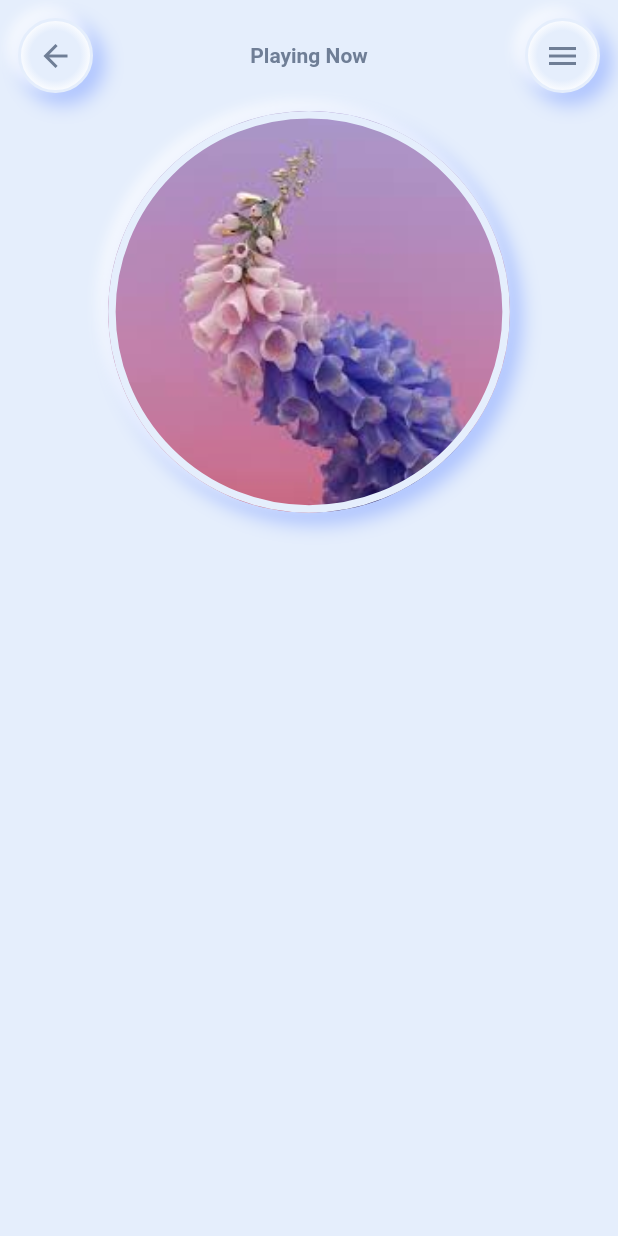
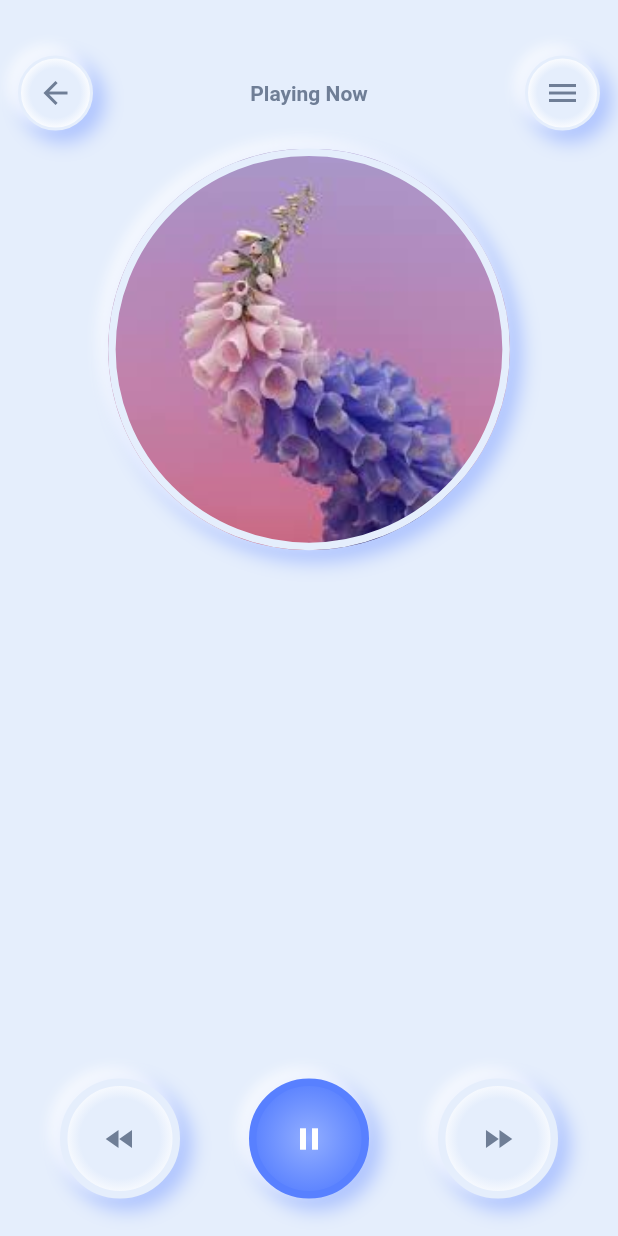
Before and after one commit to muhammadasif146/risemusicapp, a Flutter app: the MusicPlayer screen opened directly, on a phone screen of 412 x 824 dp. Run offline on Flutter 3.47's test engine with Material 2 defaults, Android fonts, the phone set to English and light mode, and no system bars; our stand-ins replace flutter_swiper.

Commit message:
changes in media player

```diff
--- a/lib/Screen/Musicplayer/MusicPlayer.dart
+++ b/lib/Screen/Musicplayer/MusicPlayer.dart
@@ -1,5 +1,6 @@
 import 'package:flutter/material.dart';
-import 'package:risemusic/utils/CustomWidgetbutton/customwidgetbtn.dart';
+import 'package:risemusic/utils/CustomWidget/customwidgetbtn.dart';
+
 import 'package:risemusic/utils/coreofcolor/corecolors.dart';
 
 class MusicPlayer extends StatelessWidget {
@@ -13,6 +14,7 @@ class MusicPlayer extends StatelessWidget {
         children: <Widget>[
          Column(
            children: [
+             SizedBox(height: 25,),
              Padding(
                padding: const EdgeInsets.all(12),
                child: Row(
@@ -57,9 +59,47 @@ class MusicPlayer extends StatelessWidget {
                },
 
              ),
-             Row(
-
-             )
+             Expanded(child: SizedBox()),
+             Padding(
+               padding: const EdgeInsets.symmetric(horizontal: 40),
+               child: Row(
+                 mainAxisAlignment: MainAxisAlignment.spaceBetween,
+                   children: [
+                     CustomButtonWidget(
+                       size: 80,
+                       boederWidth: 5,
+                       onTap: (){
+                         // Navigator.of(context).pop();
+                       },
+                       child: Icon(Icons.fast_rewind,
+                         color: AppColors.styleColor,
+                       ),
+                     ),
+                     CustomButtonWidget(
+                       size: 80,
+                       boederWidth: 5,
+                       isActive: true,
+                       onTap: (){
+                         // Navigator.of(context).pop();
+                       },
+                       child: Icon(Icons.pause,
+                         color: Colors.white,
+                       ),
+                     ),
+                     CustomButtonWidget(
+                       size: 80,
+                       boederWidth: 5,
+                       onTap: (){
+                         // Navigator.of(context).pop();
+                       },
+                       child: Icon(Icons.fast_forward,
+                         color: AppColors.styleColor,
+                       ),
+                     ),
+                   ],
+               ),
+             ),
+             SizedBox(height: 25,),
            ],
          ),
         ],
--- a/lib/Screen/Musicplayer/playlist.dart
+++ b/lib/Screen/Musicplayer/playlist.dart
@@ -1,7 +1,7 @@
 import 'package:flutter/cupertino.dart';
 import 'package:flutter/material.dart';
 import 'package:risemusic/Screen/Musicplayer/MusicPlayer.dart';
-import 'package:risemusic/utils/CustomWidgetbutton/customwidgetbtn.dart';
+import 'package:risemusic/utils/CustomWidget/customwidgetbtn.dart';
 import 'package:risemusic/utils/Modelclass/musicmodel.dart';
 import 'package:risemusic/utils/coreofcolor/corecolors.dart';
 
--- /dev/null
+++ b/lib/utils/CustomWidget/customprogressbar.dart
@@ -0,0 +1,12 @@
+import 'package:flutter/material.dart';
+class CustomProgressbar extends StatefulWidget {
+  @override
+  _CustomProgressbarState createState() => _CustomProgressbarState();
+}
+
+class _CustomProgressbarState extends State<CustomProgressbar> {
+  @override
+  Widget build(BuildContext context) {
+    return Container();
+  }
+}
```
Also changed, not shown: lib/utils/CustomWidget/customwidgetbtn.dart (renamed from lib/utils/CustomWidgetbutton/customwidgetbtn.dart).
